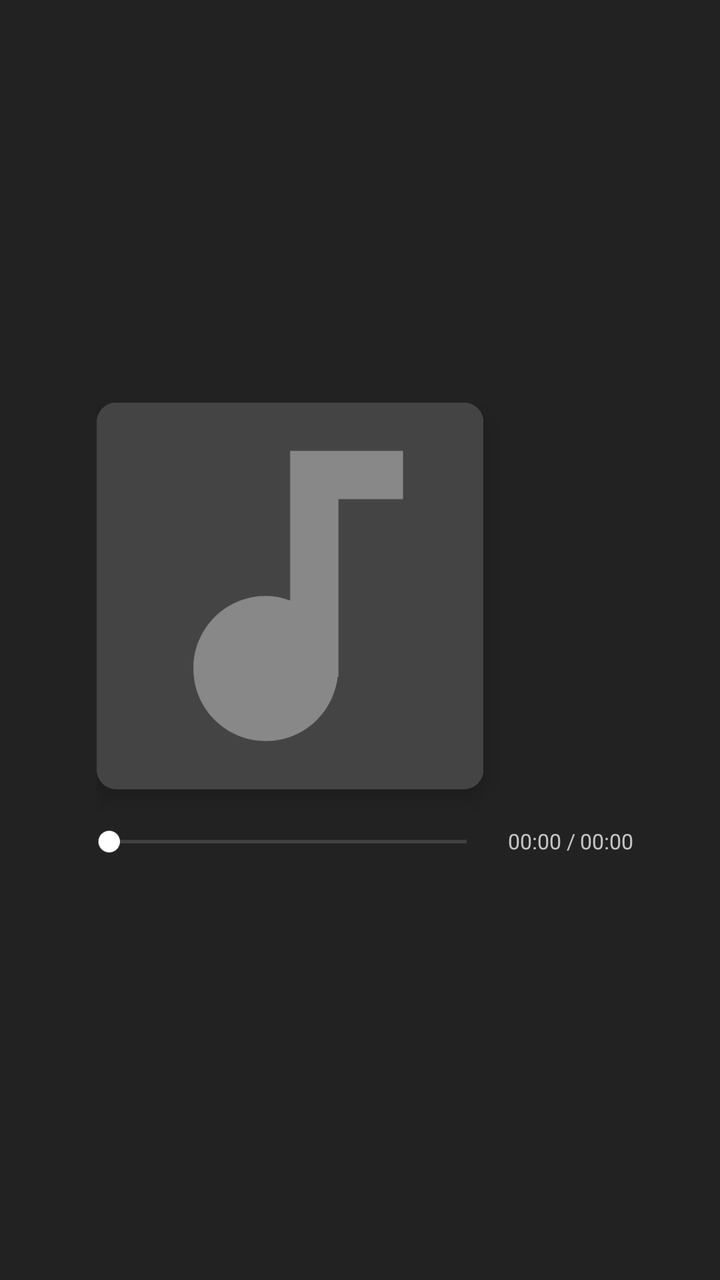
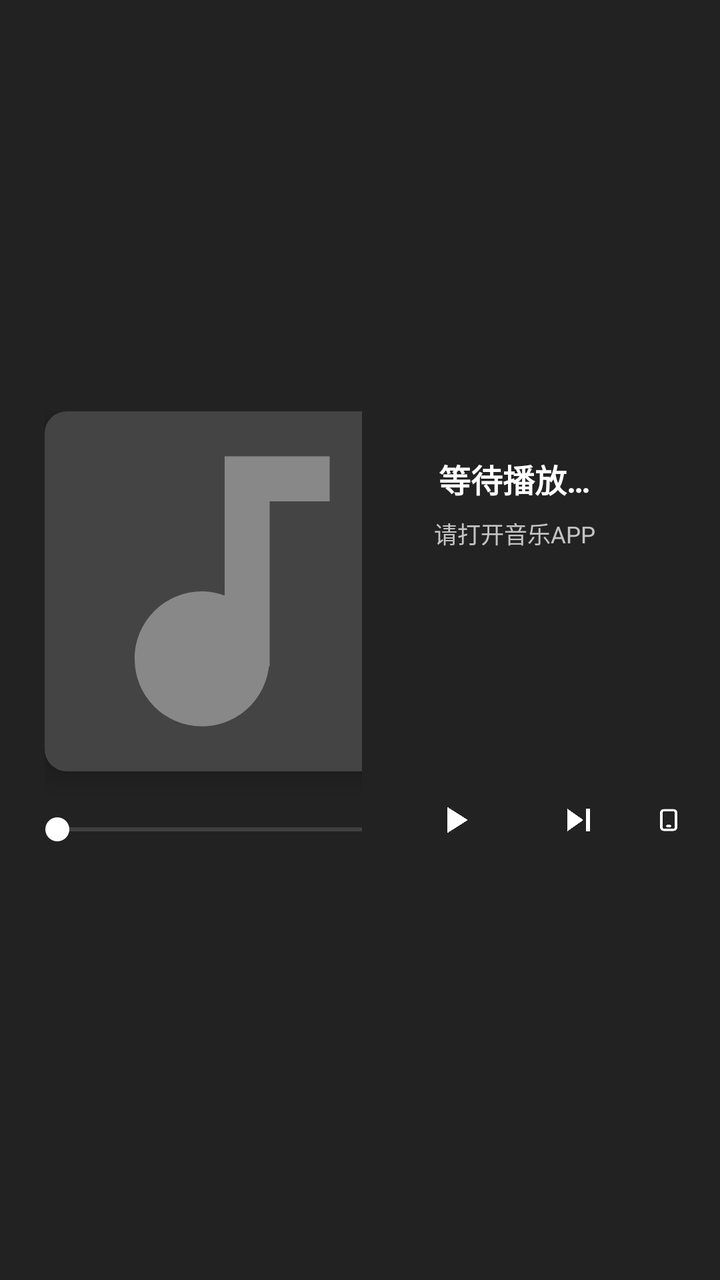

Before-and-after screenshots of an Android layout around one commit, followed by the original layout XML and the change that was made.
<!-- AndroidManifest.xml: activity theme AppTheme -->
<!-- res/layout/activity_music_player.xml -->
<?xml version="1.0" encoding="utf-8"?>
<androidx.constraintlayout.widget.ConstraintLayout
     xmlns:android="http://schemas.android.com/apk/res/android"
     xmlns:app="http://schemas.android.com/apk/res-auto"
     android:layout_height="match_parent"
     android:layout_width="match_parent"
     android:background="#FF222222"
     android:id="@+id/containerLayout">

    <ImageView
         android:id="@+id/backgroundImage"
         android:layout_width="0dp"
         android:layout_height="0dp"
         android:scaleType="centerCrop"
         android:alpha="1.0"
         app:layout_constraintTop_toTopOf="parent"
         app:layout_constraintBottom_toBottomOf="parent"
         app:layout_constraintStart_toStartOf="parent"
         app:layout_constraintEnd_toEndOf="parent"
         app:layout_constraintVertical_bias="0.2" />

    <View
         android:layout_height="0dp"
         android:layout_width="68dp"
         android:visibility="gone"
         android:background="@drawable/ambient_light_gradient"
         app:layout_constraintTop_toTopOf="parent"
         app:layout_constraintStart_toStartOf="parent"
         app:layout_constraintBottom_toBottomOf="parent"
         android:id="@+id/leftAmbientLight" />

    <View
         android:layout_height="0dp"
         android:layout_width="68dp"
         android:visibility="gone"
         android:background="@drawable/ambient_light_gradient"
         app:layout_constraintTop_toTopOf="parent"
         app:layout_constraintEnd_toEndOf="parent"
         app:layout_constraintBottom_toBottomOf="parent"
         android:id="@+id/rightAmbientLight" />

    <androidx.constraintlayout.widget.ConstraintLayout
         android:layout_height="wrap_content"
         android:layout_width="0dp"
         android:layout_marginEnd="18dp"
         app:layout_constraintHorizontal_bias="0.5"
         app:layout_constraintBottom_toBottomOf="parent"
         android:layout_marginStart="18dp"
         android:scaleX="0.90"
         app:layout_constraintTop_toTopOf="parent"
         android:scaleY="0.90"
         app:layout_constraintStart_toStartOf="parent"
         app:layout_constraintWidth_percent="0.88"
         app:layout_constraintEnd_toEndOf="parent"
         android:id="@+id/mainContent">

        <androidx.constraintlayout.widget.ConstraintLayout
             android:layout_height="wrap_content"
             android:layout_width="wrap_content"
             android:layout_marginEnd="22dp"
             app:layout_constraintTop_toTopOf="parent"
             app:layout_constraintStart_toStartOf="parent"
             app:layout_constraintEnd_toStartOf="@id/rightContainer"
             app:layout_constraintBottom_toBottomOf="parent"
             android:layout_marginStart="12dp"
             android:id="@+id/leftContainer">

            <androidx.cardview.widget.CardView
                 android:layout_height="215dp"
                 android:layout_width="215dp"
                 app:layout_constraintTop_toTopOf="parent"
                 app:layout_constraintStart_toStartOf="parent"
                 app:cardElevation="7dp"
                 app:cardBackgroundColor="@android:color/transparent"
                 app:cardCornerRadius="11dp"
                 android:id="@+id/albumCard">

                <ImageView
                     android:layout_height="match_parent"
                     android:layout_width="match_parent"
                     android:scaleType="centerCrop"
                     android:adjustViewBounds="false"
                     android:src="@drawable/ic_music_note"
                     android:background="#FF444444"
                     android:padding="0dp"
                     android:id="@+id/albumCover" />

            </androidx.cardview.widget.CardView>

            <LinearLayout
                 android:layout_height="wrap_content"
                 android:layout_width="310dp"
                 android:paddingEnd="3dp"
                 android:gravity="center_vertical"
                 app:layout_constraintHorizontal_bias="0.1"
                 android:orientation="horizontal"
                 app:layout_constraintStart_toStartOf="@id/albumCard"
                 app:layout_constraintEnd_toEndOf="@id/albumCard"
                 android:paddingStart="0dp"
                 android:layout_marginTop="9dp"
                 app:layout_constraintTop_toBottomOf="@id/albumCard"
                 android:id="@+id/progressContainer">

                <SeekBar
                     android:layout_height="wrap_content"
                     android:layout_width="0dp"
                     android:max="1000"
                     android:progressBackgroundTint="#88FFFFFF"
                     android:paddingBottom="11dp"
                     android:thumbTint="#FFFFFF"
                     android:progressTint="#FFFFFF"
                     android:progress="0"
                     android:layout_weight="1"
                     android:id="@+id/progressBar"
                     android:paddingTop="11dp" />

                <TextView
                     android:layout_height="wrap_content"
                     android:layout_width="wrap_content"
                     android:textSize="11.5sp"
                     android:textColor="#BBFFFFFF"
                     android:layout_marginStart="7dp"
                     android:id="@+id/timeDisplay"
                     android:text="@string/time_zero_total" />

            </LinearLayout>

        </androidx.constraintlayout.widget.ConstraintLayout>

        <androidx.constraintlayout.widget.ConstraintLayout
             android:layout_height="0dp"
             android:layout_width="0dp"
             app:layout_constraintTop_toTopOf="parent"
             app:layout_constraintEnd_toEndOf="parent"
             app:layout_constraintStart_toEndOf="@id/leftContainer"
             app:layout_constraintBottom_toBottomOf="parent"
             android:id="@+id/rightContainer">

            <androidx.constraintlayout.widget.Guideline
                 android:layout_height="wrap_content"
                 android:layout_width="wrap_content"
                 android:orientation="horizontal"
                 app:layout_constraintGuide_percent="0.69"
                 android:id="@+id/guideline" />

            <LinearLayout
                 android:layout_height="wrap_content"
                 android:layout_width="wrap_content"
                 app:layout_constraintHorizontal_bias="0.35"
                 android:orientation="vertical"
                 app:layout_constraintBottom_toTopOf="@id/guideline"
                 app:layout_constraintVertical_bias="0.2"
                 android:layout_marginStart="33dp"
                 app:layout_constraintVertical_chainStyle="packed"
                 android:gravity="start"
                 app:layout_constraintTop_toTopOf="parent"
                 app:layout_constraintStart_toStartOf="parent"
                 app:layout_constraintEnd_toEndOf="parent"
                 android:id="@+id/songInfoContainer">

                <TextView
                     android:layout_height="wrap_content"
                     android:layout_width="wrap_content"
                     android:layout_marginBottom="7dp"
                     android:ellipsize="marquee"
                     android:textSize="21sp"
                     android:singleLine="true"
                     android:paddingEnd="18dp"
                     android:textColor="@android:color/white"
                     android:id="@+id/songTitle"
                     android:text="@string/waiting_to_play"
                     android:textStyle="bold" />

                <TextView
                     android:layout_height="wrap_content"
                     android:layout_width="wrap_content"
                     android:textSize="15sp"
                     android:textColor="#BBFFFFFF"
                     android:paddingEnd="18dp"
                     android:id="@+id/artistName"
                     android:text="@string/please_open_music_app" />

            </LinearLayout>

            <LinearLayout
                 android:layout_height="wrap_content"
                 android:layout_width="wrap_content"
                 android:gravity="center"
                 app:layout_constraintHorizontal_bias="0.35"
                 android:orientation="horizontal"
                 app:layout_constraintStart_toStartOf="parent"
                 app:layout_constraintEnd_toEndOf="parent"
                 app:layout_constraintBottom_toBottomOf="parent"
                 app:layout_constraintTop_toBottomOf="@id/guideline"
                 android:layout_marginTop="20dp"
                 app:layout_constraintVertical_bias="0.6"
                 android:id="@+id/controlsContainer">

                <ImageView
                     android:layout_height="58dp"
                     android:layout_width="58dp"
                     android:src="@drawable/ic_skip_previous"
                     android:background="?attr/selectableItemBackgroundBorderless"
                     android:clickable="true"
                     android:padding="10.5dp"
                     android:tint="#FFFFFFFF"
                     android:id="@+id/btnPrev" />

                <ImageView
                     android:layout_height="58dp"
                     android:layout_width="58dp"
                     android:layout_marginEnd="18dp"
                     android:src="@drawable/ic_play"
                     android:background="?attr/selectableItemBackgroundBorderless"
                     android:clickable="true"
                     android:padding="10.5dp"
                     android:tint="#FFFFFFFF"
                     android:layout_marginStart="18dp"
                     android:id="@+id/btnPlayPause" />

                <ImageView
                     android:layout_height="58dp"
                     android:layout_width="58dp"
                     android:src="@drawable/ic_skip_next"
                     android:background="?attr/selectableItemBackgroundBorderless"
                     android:clickable="true"
                     android:padding="10.5dp"
                     android:tint="#FFFFFFFF"
                     android:id="@+id/btnNext" />

                <ImageView
                     android:layout_height="42dp"
                     android:layout_width="42dp"
                     android:src="@drawable/ic_screen_rotate"
                     android:background="?attr/selectableItemBackgroundBorderless"
                     android:clickable="true"
                     android:padding="8.5dp"
                     android:tint="#FFFFFFFF"
                     android:layout_marginStart="7dp"
                     android:id="@+id/btnRotate" />

                <ImageView
                    android:id="@+id/btnMenu"
                    android:layout_width="42dp"
                    android:layout_height="42dp"
                    android:src="@drawable/ic_more_vert"
                    android:background="?attr/selectableItemBackgroundBorderless"
                    android:padding="8.5dp"
                    android:tint="#FFFFFFFF"
                    android:layout_marginStart="7dp" />

            </LinearLayout>

        </androidx.constraintlayout.widget.ConstraintLayout>

    </androidx.constraintlayout.widget.ConstraintLayout>

</androidx.constraintlayout.widget.ConstraintLayout>
<!-- resources referenced by this layout -->
<resources>
  <!-- drawable ambient_light_gradient (drawable) -->
  <?xml version="1.0" encoding="utf-8"?>
  <shape xmlns:android="http://schemas.android.com/apk/res/android">
      <gradient
          android:startColor="#00FFFFFF"
          android:centerColor="#80FFFFFF"
          android:endColor="#00FFFFFF"
          android:angle="90" />
  </shape>
  <!-- drawable ic_more_vert (drawable) -->
  <vector xmlns:android="http://schemas.android.com/apk/res/android"
      android:width="24dp"
      android:height="24dp"
      android:viewportWidth="24.0"
      android:viewportHeight="24.0">
  
      <path
          android:fillColor="#FFFFFFFF"
          android:pathData="M6,10c-1.1,0 -2,0.9 -2,2s0.9,2 2,2 2,-0.9 2,-2 -0.9,-2 -2,-2zM12,10c-1.1,0 -2,0.9 -2,2s0.9,2 2,2 2,-0.9 2,-2 -0.9,-2 -2,-2zM18,10c-1.1,0 -2,0.9 -2,2s0.9,2 2,2 2,-0.9 2,-2 -0.9,-2 -2,-2z"/>
  </vector>
  <!-- drawable ic_music_note (drawable) -->
  <vector xmlns:android="http://schemas.android.com/apk/res/android"
      android:width="24dp"
      android:height="24dp"
      android:viewportWidth="24.0"
      android:viewportHeight="24.0">
      <path
          android:fillColor="#FF888888"
          android:pathData="M12,3v9.28c-0.47,-0.17 -0.97,-0.28 -1.5,-0.28C8.01,12 6,14.01 6,16.5S8.01,21 10.5,21c2.31,0 4.2,-1.75 4.45,-4H15V6h4V3h-7z"/>
  </vector>
  <!-- drawable ic_play (drawable) -->
  <vector xmlns:android="http://schemas.android.com/apk/res/android"
      android:width="24dp"
      android:height="24dp"
      android:viewportWidth="24.0"
      android:viewportHeight="24.0">
      <path
          android:fillColor="#FFFFFFFF"
          android:pathData="M8,5v14l11,-7z"/>
  </vector>
  <!-- drawable ic_skip_next (drawable) -->
  <vector xmlns:android="http://schemas.android.com/apk/res/android"
      android:width="24dp"
      android:height="24dp"
      android:viewportWidth="24.0"
      android:viewportHeight="24.0">
      <path
          android:fillColor="#FFFFFFFF"
          android:pathData="M6,18l8.5,-6L6,6v12zM16,6v12h2V6h-2z"/>
  </vector>
  <!-- drawable ic_skip_previous (drawable) -->
  <vector xmlns:android="http://schemas.android.com/apk/res/android"
      android:width="24dp"
      android:height="24dp"
      android:viewportWidth="24.0"
      android:viewportHeight="24.0">
      <path
          android:fillColor="#FFFFFFFF"
          android:pathData="M6,6h2v12H6V6zm3.5,6l8.5,6V6l-8.5,6z"/>
  </vector>
  <string name="please_open_music_app">请打开音乐APP</string>
  <string name="time_zero_total">00:00 / 00:00</string>
  <string name="waiting_to_play">等待播放…</string>
  <style name="AppTheme" parent="Theme.AppCompat.Light.NoActionBar">
          <item name="android:windowBackground">@android:color/black</item>
  
          <item name="android:windowFullscreen">true</item>
          <item name="android:windowNoTitle">true</item>
          <item name="android:windowContentOverlay">@null</item>
  
          <item name="colorPrimary">@color/purple_500</item>
          <item name="colorPrimaryDark">@color/purple_700</item>
          <item name="colorAccent">@color/teal_200</item>
      </style>
  <color name="purple_500">#FF6200EE</color>
  <color name="purple_700">#FF3700B3</color>
  <color name="teal_200">#FF03DAC5</color>
  <!-- unchanged entries left out for length: 1 -->
</resources>

<!-- the commit's change to res/layout/activity_music_player.xml (unified diff, before → after) -->
@@ -42,32 +42,35 @@
     <androidx.constraintlayout.widget.ConstraintLayout
          android:layout_height="wrap_content"
          android:layout_width="0dp"
-         android:layout_marginEnd="18dp"
+         android:layout_marginEnd="@dimen/music_h_content_margin_h"
          app:layout_constraintHorizontal_bias="0.5"
          app:layout_constraintBottom_toBottomOf="parent"
-         android:layout_marginStart="18dp"
-         android:scaleX="0.90"
-         app:layout_constraintTop_toTopOf="parent"
-         android:scaleY="0.90"
+         android:layout_marginStart="@dimen/music_h_content_margin_h"
+         android:scaleX="@dimen/music_h_content_scale"
+         app:layout_constraintTop_toTopOf="parent"
+         android:scaleY="@dimen/music_h_content_scale"
          app:layout_constraintStart_toStartOf="parent"
-         app:layout_constraintWidth_percent="0.88"
+         app:layout_constraintWidth_percent="@dimen/music_h_content_width_percent"
          app:layout_constraintEnd_toEndOf="parent"
+         app:layout_constraintWidth_max="@dimen/music_h_content_max_width"
          android:id="@+id/mainContent">
 
         <androidx.constraintlayout.widget.ConstraintLayout
              android:layout_height="wrap_content"
-             android:layout_width="wrap_content"
-             android:layout_marginEnd="22dp"
+             android:layout_width="0dp"
              app:layout_constraintTop_toTopOf="parent"
              app:layout_constraintStart_toStartOf="parent"
              app:layout_constraintEnd_toStartOf="@id/rightContainer"
              app:layout_constraintBottom_toBottomOf="parent"
-             android:layout_marginStart="12dp"
+             app:layout_constraintHorizontal_chainStyle="packed"
+             app:layout_constraintHorizontal_weight="1"
+             android:layout_marginStart="@dimen/music_h_left_margin_start"
+             android:layout_marginEnd="@dimen/music_h_left_margin_end"
              android:id="@+id/leftContainer">
 
             <androidx.cardview.widget.CardView
-                 android:layout_height="215dp"
-                 android:layout_width="215dp"
+                 android:layout_height="@dimen/music_h_album_size"
+                 android:layout_width="@dimen/music_h_album_size"
                  app:layout_constraintTop_toTopOf="parent"
                  app:layout_constraintStart_toStartOf="parent"
                  app:cardElevation="7dp"
@@ -89,7 +92,7 @@
 
             <LinearLayout
                  android:layout_height="wrap_content"
-                 android:layout_width="310dp"
+                 android:layout_width="@dimen/music_h_progress_width"
                  android:paddingEnd="3dp"
                  android:gravity="center_vertical"
                  app:layout_constraintHorizontal_bias="0.1"
@@ -117,7 +120,7 @@
                 <TextView
                      android:layout_height="wrap_content"
                      android:layout_width="wrap_content"
-                     android:textSize="11.5sp"
+                     android:textSize="@dimen/music_h_time_size"
                      android:textColor="#BBFFFFFF"
                      android:layout_marginStart="7dp"
                      android:id="@+id/timeDisplay"
@@ -134,6 +137,7 @@
              app:layout_constraintEnd_toEndOf="parent"
              app:layout_constraintStart_toEndOf="@id/leftContainer"
              app:layout_constraintBottom_toBottomOf="parent"
+             app:layout_constraintHorizontal_weight="1"
              android:id="@+id/rightContainer">
 
             <androidx.constraintlayout.widget.Guideline
@@ -146,13 +150,12 @@
             <LinearLayout
                  android:layout_height="wrap_content"
                  android:layout_width="wrap_content"
-                 app:layout_constraintHorizontal_bias="0.35"
+                 app:layout_constraintHorizontal_bias="0.5"
                  android:orientation="vertical"
                  app:layout_constraintBottom_toTopOf="@id/guideline"
                  app:layout_constraintVertical_bias="0.2"
-                 android:layout_marginStart="33dp"
                  app:layout_constraintVertical_chainStyle="packed"
-                 android:gravity="start"
+                 android:gravity="center"
                  app:layout_constraintTop_toTopOf="parent"
                  app:layout_constraintStart_toStartOf="parent"
                  app:layout_constraintEnd_toEndOf="parent"
@@ -163,7 +166,7 @@
                      android:layout_width="wrap_content"
                      android:layout_marginBottom="7dp"
                      android:ellipsize="marquee"
-                     android:textSize="21sp"
+                     android:textSize="@dimen/music_h_song_title_size"
                      android:singleLine="true"
                      android:paddingEnd="18dp"
                      android:textColor="@android:color/white"
@@ -174,7 +177,7 @@
                 <TextView
                      android:layout_height="wrap_content"
                      android:layout_width="wrap_content"
-                     android:textSize="15sp"
+                     android:textSize="@dimen/music_h_artist_size"
                      android:textColor="#BBFFFFFF"
                      android:paddingEnd="18dp"
                      android:id="@+id/artistName"
@@ -186,7 +189,7 @@
                  android:layout_height="wrap_content"
                  android:layout_width="wrap_content"
                  android:gravity="center"
-                 app:layout_constraintHorizontal_bias="0.35"
+                 app:layout_constraintHorizontal_bias="0.5"
                  android:orientation="horizontal"
                  app:layout_constraintStart_toStartOf="parent"
                  app:layout_constraintEnd_toEndOf="parent"
@@ -197,8 +200,8 @@
                  android:id="@+id/controlsContainer">
 
                 <ImageView
-                     android:layout_height="58dp"
-                     android:layout_width="58dp"
+                     android:layout_height="@dimen/music_h_btn_size"
+                     android:layout_width="@dimen/music_h_btn_size"
                      android:src="@drawable/ic_skip_previous"
                      android:background="?attr/selectableItemBackgroundBorderless"
                      android:clickable="true"
@@ -207,8 +210,8 @@
                      android:id="@+id/btnPrev" />
 
                 <ImageView
-                     android:layout_height="58dp"
-                     android:layout_width="58dp"
+                     android:layout_height="@dimen/music_h_btn_size"
+                     android:layout_width="@dimen/music_h_btn_size"
                      android:layout_marginEnd="18dp"
                      android:src="@drawable/ic_play"
                      android:background="?attr/selectableItemBackgroundBorderless"
@@ -219,8 +222,8 @@
                      android:id="@+id/btnPlayPause" />
 
                 <ImageView
-                     android:layout_height="58dp"
-                     android:layout_width="58dp"
+                     android:layout_height="@dimen/music_h_btn_size"
+                     android:layout_width="@dimen/music_h_btn_size"
                      android:src="@drawable/ic_skip_next"
                      android:background="?attr/selectableItemBackgroundBorderless"
                      android:clickable="true"
@@ -229,8 +232,8 @@
                      android:id="@+id/btnNext" />
 
                 <ImageView
-                     android:layout_height="42dp"
-                     android:layout_width="42dp"
+                     android:layout_height="@dimen/music_h_btn_minor_size"
+                     android:layout_width="@dimen/music_h_btn_minor_size"
                      android:src="@drawable/ic_screen_rotate"
                      android:background="?attr/selectableItemBackgroundBorderless"
                      android:clickable="true"
@@ -241,8 +244,8 @@
 
                 <ImageView
                     android:id="@+id/btnMenu"
-                    android:layout_width="42dp"
-                    android:layout_height="42dp"
+                    android:layout_width="@dimen/music_h_btn_minor_size"
+                    android:layout_height="@dimen/music_h_btn_minor_size"
                     android:src="@drawable/ic_more_vert"
                     android:background="?attr/selectableItemBackgroundBorderless"
                     android:padding="8.5dp"
<!-- resource entries referenced after the edit -->
@@ -1,5 +1,18 @@
 <!-- resources referenced by this layout -->
 <resources>
+  <dimen name="music_h_album_size">215dp</dimen>
+  <dimen name="music_h_artist_size">15sp</dimen>
+  <dimen name="music_h_btn_minor_size">42dp</dimen>
+  <dimen name="music_h_btn_size">58dp</dimen>
+  <dimen name="music_h_content_margin_h">18dp</dimen>
+  <dimen name="music_h_content_max_width">900dp</dimen>
+  <dimen name="music_h_content_scale">0.90</dimen>
+  <dimen name="music_h_content_width_percent">0.88</dimen>
+  <dimen name="music_h_left_margin_end">22dp</dimen>
+  <dimen name="music_h_left_margin_start">12dp</dimen>
+  <dimen name="music_h_progress_width">310dp</dimen>
+  <dimen name="music_h_song_title_size">21sp</dimen>
+  <dimen name="music_h_time_size">11.5sp</dimen>
   <!-- drawable ambient_light_gradient (drawable) -->
   <?xml version="1.0" encoding="utf-8"?>
   <shape xmlns:android="http://schemas.android.com/apk/res/android">
